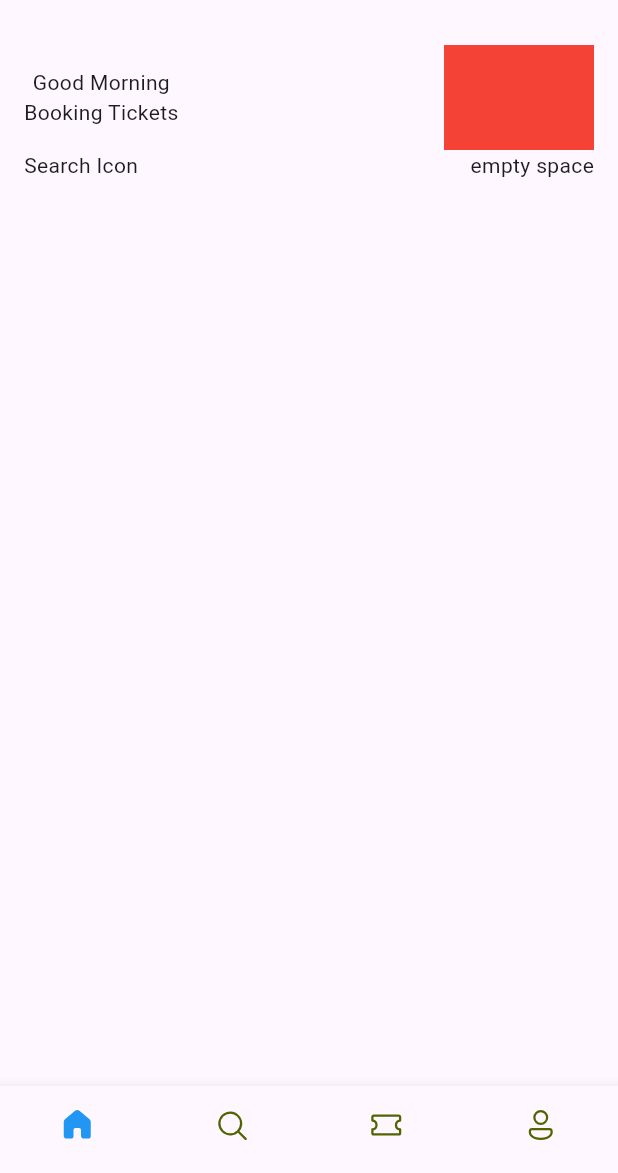
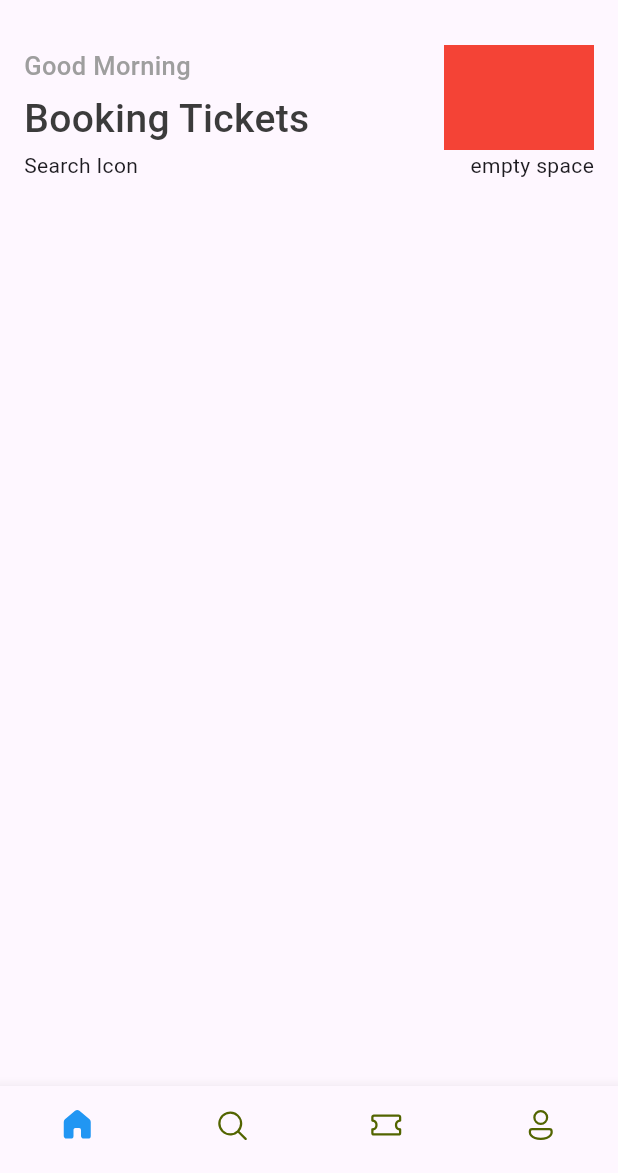
Before and after one commit to SayraLiuere/tilitaki, a Flutter app: the screen it shows after launch, on a phone screen of 412 x 824 dp, the part 63-1236 px from its top. Run offline on Flutter 3.47's test engine with Material 3 defaults, Android fonts, the phone set to English and light mode, and no system bars; our stand-ins replace fluentui_icons.

Commit message:
Updated BottomNavBar and HomePage

```diff
--- a/lib/Base/BottomNavBar.dart
+++ b/lib/Base/BottomNavBar.dart
@@ -1,8 +1,6 @@
 import 'package:flutter/material.dart';
 import 'package:fluentui_icons/fluentui_icons.dart';
 import 'package:tilitaki/pages/HomePage.dart';
-
-import '../pages/HomePage.dart';
 
 class BottomNavBar extends StatefulWidget {
   const BottomNavBar({Key? key}) : super(key: key);
--- /dev/null
+++ b/lib/Base/res/styles/app_styles.dart
@@ -0,0 +1,34 @@
+import 'package:flutter/material.dart';
+
+Color primary = const Color(0xFF687daf);
+
+class AppStyles {
+  static Color primaryColor = primary;
+  static Color textColor = const Color(0xFF3b3b3b);
+  static Color backgroundColor = const Color(0xFFeeedf2); // Add a background color
+
+  static TextStyle headLineStyle1 = TextStyle(
+    fontSize: 26,
+    fontWeight: FontWeight.w500,
+    color: textColor,
+  );
+
+  static TextStyle headLineStyle2 = TextStyle( // Renamed from headLineStyle3 for consistency
+    fontSize: 20,
+    fontWeight: FontWeight.w500,
+    color: textColor,
+  );
+
+  static TextStyle headLineStyle3 = TextStyle(
+    fontSize: 17,
+    fontWeight: FontWeight.w500,
+    color: Colors.grey.shade500, // Use grey for less important headings
+  );
+
+  static TextStyle bodyText1 = TextStyle(
+    fontSize: 16,
+    color: textColor,
+  );
+
+// You can add more text styles here as needed (e.g., bodyText2, caption, etc.)
+}
--- a/lib/pages/HomePage.dart
+++ b/lib/pages/HomePage.dart
@@ -1,4 +1,6 @@
 import 'package:flutter/material.dart';
+
+import '../Base/res/styles/app_styles.dart';
 
 class Homepage extends StatelessWidget {
   const Homepage ({super.key});
@@ -14,10 +16,12 @@ class Homepage extends StatelessWidget {
               Row(
                 mainAxisAlignment: MainAxisAlignment.spaceBetween,
                 children: [
-                  const Column(
+                   Column(
+                    crossAxisAlignment: CrossAxisAlignment.start,
                     children: [
-                      Text("Good Morning"),
-                      Text("Booking Tickets"),
+                      Text("Good Morning", style: AppStyles.headLineStyle3),
+                      SizedBox(height: 5,),
+                      Text("Booking Tickets", style: AppStyles.headLineStyle1)
                     ],
                   ),
                   Container(
```
